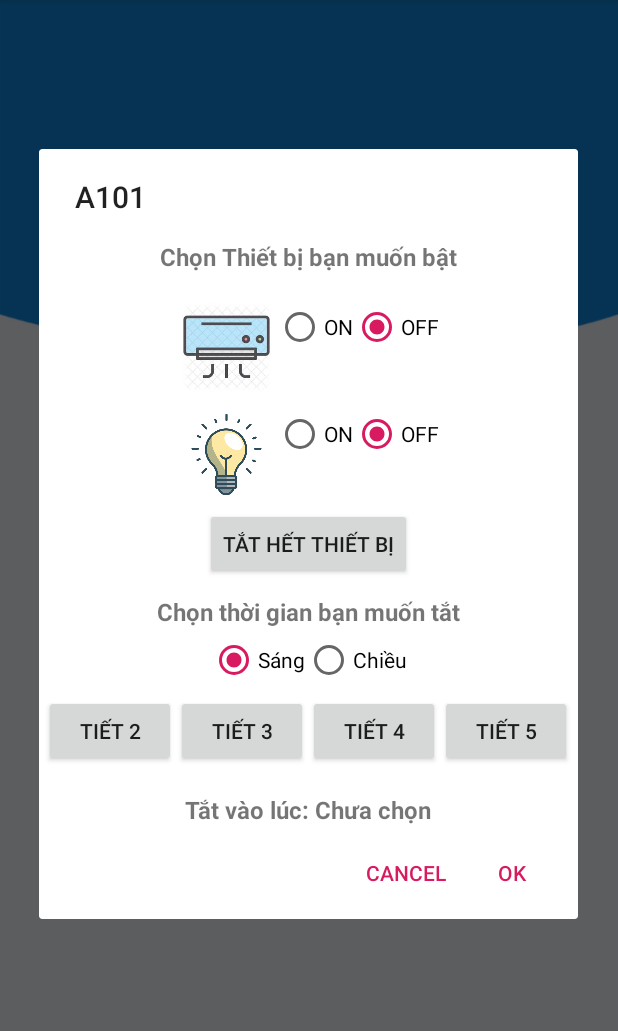
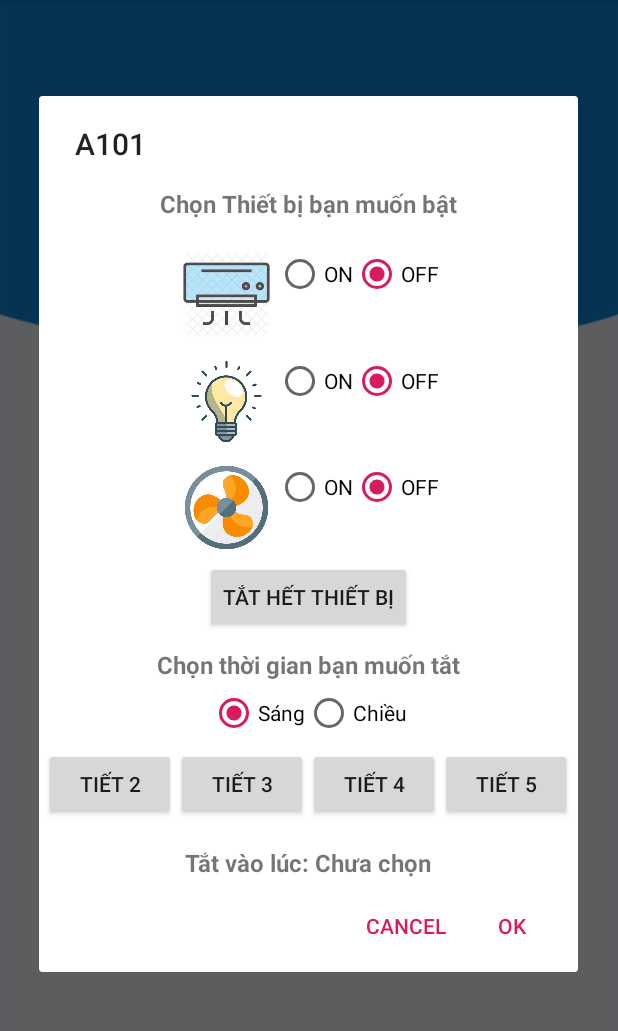
Before and after one commit to pthieu2812/Thesis, an Android app: the MainKhuA screen opened directly, with no data from a screen before it, after a tap on "A101", on a phone screen of 412 x 824 dp, the part 84-1115 px from its top. Run offline under Robolectric (Android 15) with nearby library versions, the phone set to English and light mode, and no system bars; libraries missing offline, so code that uses them is left out: org.eclipse.paho; 9 statements that could not run were skipped.

Commit message:
New device

```diff
--- a/DoAnTest/DoAnTest/app/src/main/java/com/example/doantest/DialogClassTest.java
+++ b/DoAnTest/DoAnTest/app/src/main/java/com/example/doantest/DialogClassTest.java
@@ -33,10 +33,12 @@ public class DialogClassTest extends AppCompatDialogFragment {
     private RadioGroup acGroup;
     private RadioGroup lampGroup;
     private RadioGroup timeGroup;
+    private RadioGroup fanGroup;
     private boolean myFlag = false;
     private boolean isMorning = true;
     String acState = "0";
     String lampState = "0";
+    String fanState = "0";
     String offtime = "OFF";
     @Override
     public Dialog onCreateDialog(Bundle savedInstanceState) {
@@ -53,6 +55,7 @@ public class DialogClassTest extends AppCompatDialogFragment {
         room = (TextView) view.findViewById(R.id.room);
         acGroup = (RadioGroup) view.findViewById(R.id.acGroup);
         lampGroup = (RadioGroup) view.findViewById(R.id.lampGroup);
+        fanGroup = (RadioGroup) view.findViewById(R.id.fanGroup);
         timeGroup = (RadioGroup) view.findViewById(R.id.timeGroup);
         //
         timeoff = (TextView) view.findViewById(R.id.timeOff);
@@ -68,6 +71,10 @@ public class DialogClassTest extends AppCompatDialogFragment {
                 myFlag = true;
                 lampState = "0";
                 acState = "0";
+                fanState = "0";
+                fanGroup.check(R.id.fanOFF);
+                acGroup.check(R.id.acOFF);
+                lampGroup.check(R.id.lampOFF);
                 timeoff.setText("Tắt hết thiết bi!̣");
             }
         });
@@ -192,6 +199,19 @@ public class DialogClassTest extends AppCompatDialogFragment {
             }
         });
 
+        fanGroup.setOnCheckedChangeListener(new RadioGroup.OnCheckedChangeListener() {
+            @Override
+            public void onCheckedChanged(RadioGroup group, int checkedId) {
+
+                if(checkedId == R.id.fanOn) {
+                    fanState = "1";
+                }
+                if(checkedId == R.id.fanOFF) {
+                    fanState = "0";
+                }
+            }
+        });
+
 
         timeGroup.setOnCheckedChangeListener(new RadioGroup.OnCheckedChangeListener() {
             @Override
@@ -226,7 +246,7 @@ public class DialogClassTest extends AppCompatDialogFragment {
                 .setPositiveButton("ok", new DialogInterface.OnClickListener() {
                     @Override
                     public void onClick(DialogInterface dialog, int which) {
-                            listener.sendMess(roomID, "LED:" + lampState + " AC:" + acState + " ENDTIME:" + offtime, myFlag);
+                            listener.sendMess(roomID, "LED:" + lampState + " AC:" + acState + " LAMP:" + fanState + " ENDTIME:" + offtime, myFlag);
                     }
                 });
         return builder.create();
--- a/DoAnTest/DoAnTest/app/src/main/java/com/example/doantest/MainKhuA.java
+++ b/DoAnTest/DoAnTest/app/src/main/java/com/example/doantest/MainKhuA.java
@@ -85,7 +85,7 @@ public class MainKhuA extends AppCompatActivity implements DialogClassTest.Dialo
             mqttHelper.publishToTopic("KhuA/" + roomID, mess);
         }
         else  {
-            Toast.makeText(MainKhuA.this, "Bạn chưa chọn Tiết tắt thiết bị! Vui lòng chọn lại", Toast.LENGTH_LONG).show();
+            Toast.makeText(MainKhuA.this, "Bạn chưa chọn thời gian tắt thiết bị! Vui lòng chọn lại", Toast.LENGTH_LONG).show();
         }
     }
 }
--- a/DoAnTest/DoAnTest/app/src/main/res/layout/dialog.xml
+++ b/DoAnTest/DoAnTest/app/src/main/res/layout/dialog.xml
@@ -82,8 +82,44 @@
                 android:checked="true"
                 android:text="OFF" />
         </RadioGroup>
+    </LinearLayout>
 
+    <LinearLayout
+        android:layout_width="wrap_content"
+        android:layout_height="65dp"
+        android:layout_gravity="center"
+        android:layout_marginTop="5dp"
+        android:orientation="horizontal">
+
+        <ImageView
+            android:layout_width="66dp"
+            android:layout_height="59dp"
+            android:src="@drawable/fan" />
+
+        <RadioGroup
+            android:id="@+id/fanGroup"
+            android:layout_width="match_parent"
+            android:layout_height="wrap_content"
+            android:layout_above="@+id/view_below"
+            android:orientation="horizontal">
+
+            <RadioButton
+                android:id="@+id/fanOn"
+                android:layout_width="match_parent"
+                android:layout_height="wrap_content"
+                android:layout_weight="1"
+                android:text="ON" />
+
+            <RadioButton
+                android:id="@+id/fanOFF"
+                android:layout_width="wrap_content"
+                android:layout_height="wrap_content"
+                android:layout_weight="1"
+                android:checked="true"
+                android:text="OFF" />
+        </RadioGroup>
     </LinearLayout>
+
     <Button
         android:id="@+id/offallbtn"
         android:layout_width="wrap_content"
```
Also changed, not shown: DoAnTest/DoAnTest/app/src/main/res/drawable/fan.png (added).
